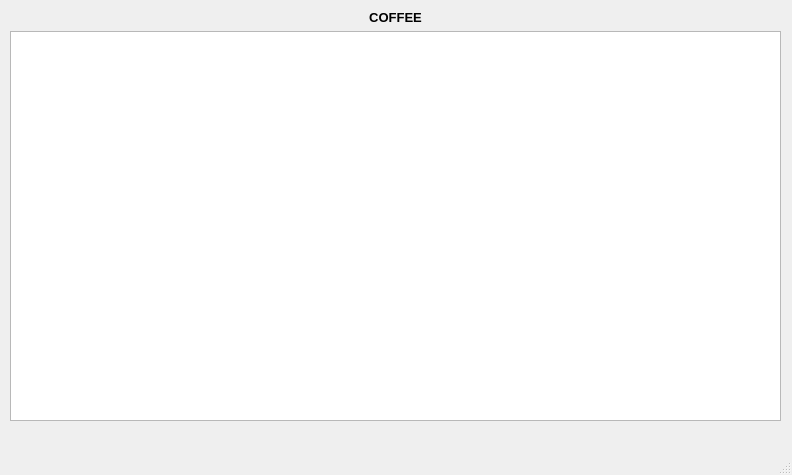
shyam13472/coffe, file main.ui: the form before one commit.
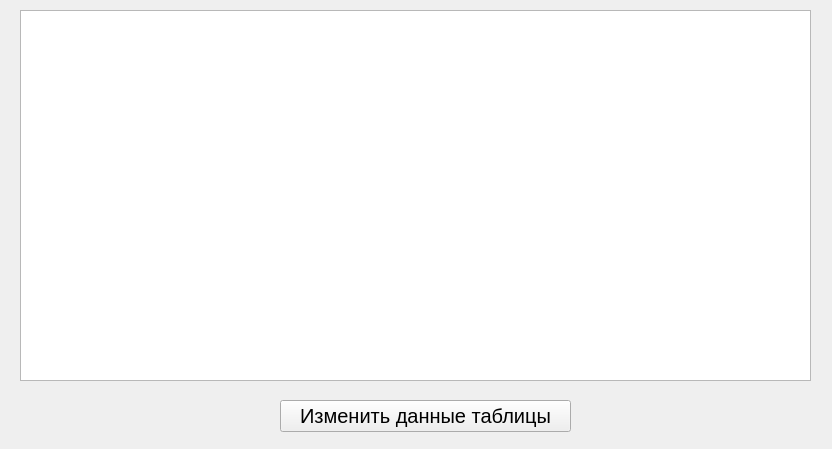
The form after the commit.

```diff
--- a/main.ui
+++ b/main.ui
@@ -1,53 +1,51 @@
 <?xml version="1.0" encoding="UTF-8"?>
 <ui version="4.0">
- <class>MainWindow</class>
- <widget class="QMainWindow" name="MainWindow">
+ <class>Form</class>
+ <widget class="QWidget" name="Form">
   <property name="geometry">
    <rect>
     <x>0</x>
     <y>0</y>
-    <width>792</width>
-    <height>475</height>
+    <width>832</width>
+    <height>449</height>
    </rect>
   </property>
   <property name="windowTitle">
    <string>MainWindow</string>
   </property>
-  <widget class="QWidget" name="centralwidget">
-   <widget class="QWidget" name="verticalLayoutWidget">
-    <property name="geometry">
-     <rect>
-      <x>10</x>
-      <y>10</y>
-      <width>771</width>
-      <height>411</height>
-     </rect>
-    </property>
-    <layout class="QVBoxLayout" name="verticalLayout">
-     <item>
-      <widget class="QLabel" name="label">
-       <property name="text">
-        <string>&lt;html&gt;&lt;head/&gt;&lt;body&gt;&lt;p align=&quot;center&quot;&gt;&lt;span style=&quot; font-size:10pt; font-weight:600;&quot;&gt;COFFEE&lt;/span&gt;&lt;/p&gt;&lt;/body&gt;&lt;/html&gt;</string>
-       </property>
-      </widget>
-     </item>
-     <item>
-      <widget class="QTableWidget" name="tableWidget"/>
-     </item>
-    </layout>
-   </widget>
+  <widget class="QTableWidget" name="tableWidget">
+   <property name="geometry">
+    <rect>
+     <x>20</x>
+     <y>10</y>
+     <width>791</width>
+     <height>371</height>
+    </rect>
+   </property>
+   <property name="font">
+    <font>
+     <pointsize>11</pointsize>
+    </font>
+   </property>
   </widget>
-  <widget class="QMenuBar" name="menubar">
+  <widget class="QPushButton" name="pushButton_3">
    <property name="geometry">
     <rect>
-     <x>0</x>
-     <y>0</y>
-     <width>792</width>
-     <height>26</height>
+     <x>280</x>
+     <y>400</y>
+     <width>291</width>
+     <height>32</height>
     </rect>
    </property>
+   <property name="font">
+    <font>
+     <pointsize>15</pointsize>
+    </font>
+   </property>
+   <property name="text">
+    <string>Изменить данные таблицы</string>
+   </property>
   </widget>
-  <widget class="QStatusBar" name="statusbar"/>
  </widget>
  <resources/>
  <connections/>
```
Left out of the diff: 2 changed lines with no effect on the pictures.
